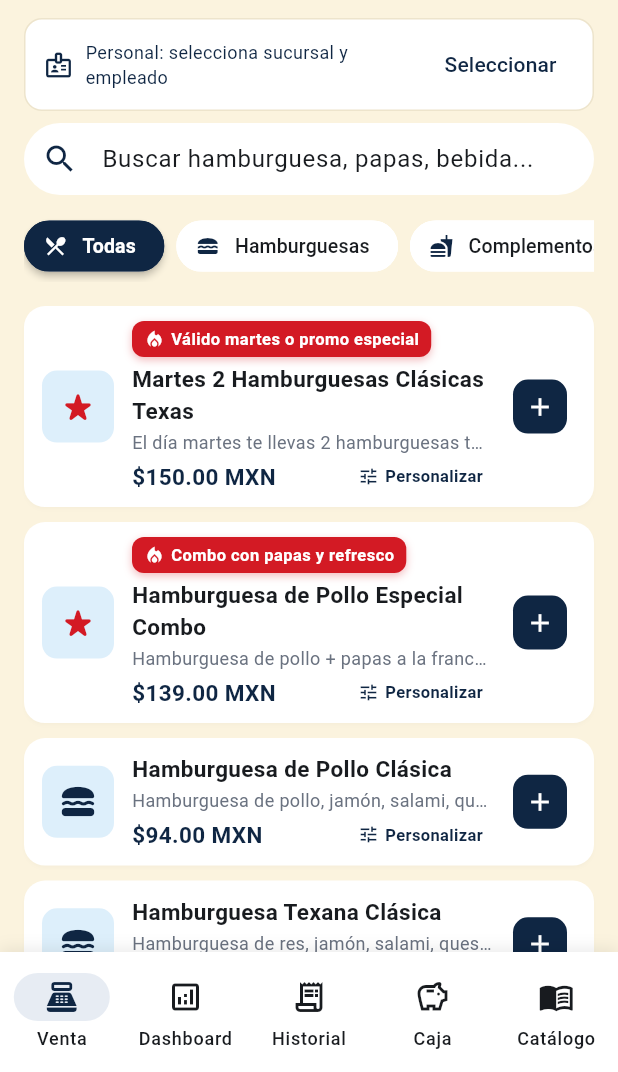
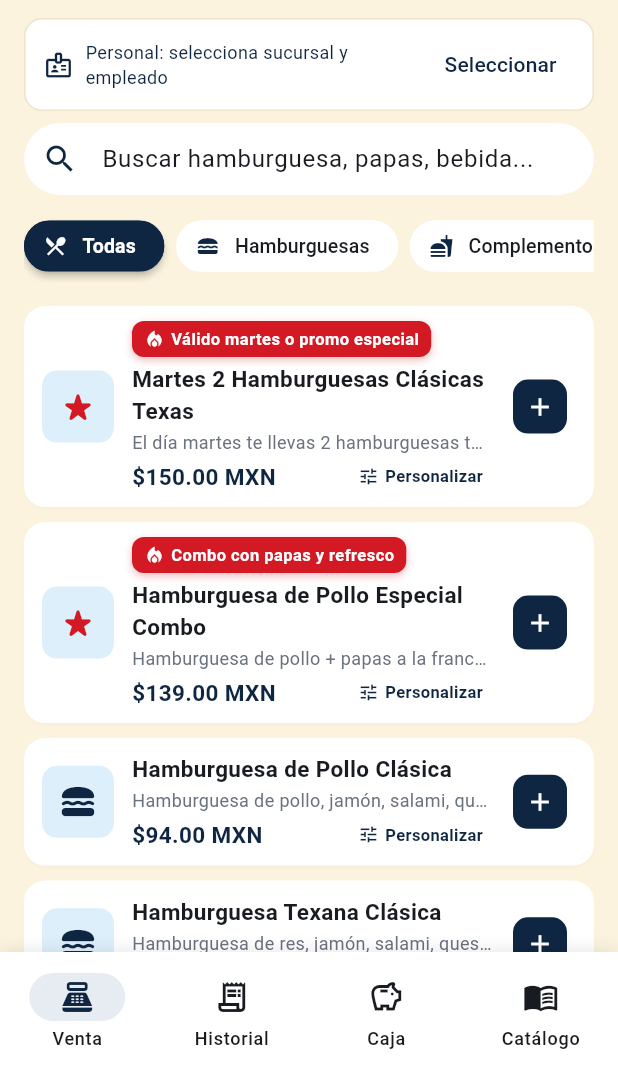
Before and after one commit to AdR404/TexasBurger, a Flutter app: the screen it shows after launch, on a phone screen of 412 x 824 dp, the part 164-1236 px from its top. Run offline on Flutter 3.47's test engine with Material 3 defaults, Android fonts, the phone set to English and light mode, and no system bars; our stand-ins replace fl_chart, shared_preferences, supabase_flutter; accounts and stored records are empty.

Commit message:
fix: quitar acceso a dashboard de la barra inferior

```diff
--- a/lib/screens/home_screen.dart
+++ b/lib/screens/home_screen.dart
@@ -90,11 +90,11 @@ class _HomeScreenState extends State<HomeScreen> {
               selectedIcon: Icon(Icons.point_of_sale, color: AppTheme.primary),
               label: 'Venta',
             ),
-            const NavigationDestination(
+            /*const NavigationDestination(
               icon: Icon(Icons.analytics_outlined),
               selectedIcon: Icon(Icons.analytics, color: AppTheme.primary),
               label: 'Dashboard',
-            ),
+            ),*/
             const NavigationDestination(
               icon: Icon(Icons.receipt_long_outlined),
               selectedIcon: Icon(Icons.receipt_long, color: AppTheme.primary),
```
